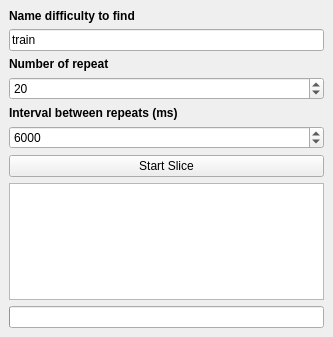
Qt form interface.ui (PokoRoko/osuSlice) before a commit.
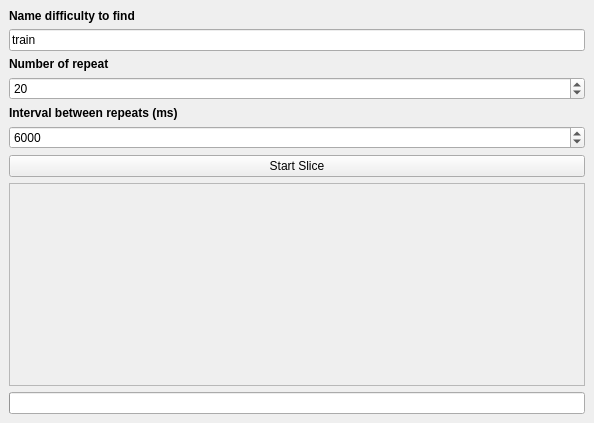
The same form after that commit.

Diff of the .ui file:
```diff
--- a/interface.ui
+++ b/interface.ui
@@ -6,8 +6,8 @@
    <rect>
     <x>0</x>
     <y>0</y>
-    <width>333</width>
-    <height>337</height>
+    <width>594</width>
+    <height>423</height>
    </rect>
   </property>
   <property name="font">
@@ -123,7 +123,11 @@
      </widget>
     </item>
     <item>
-     <widget class="QTextEdit" name="logText"/>
+     <widget class="QTextEdit" name="logText">
+      <property name="enabled">
+       <bool>false</bool>
+      </property>
+     </widget>
     </item>
     <item>
      <widget class="QProgressBar" name="progressBar">
```
